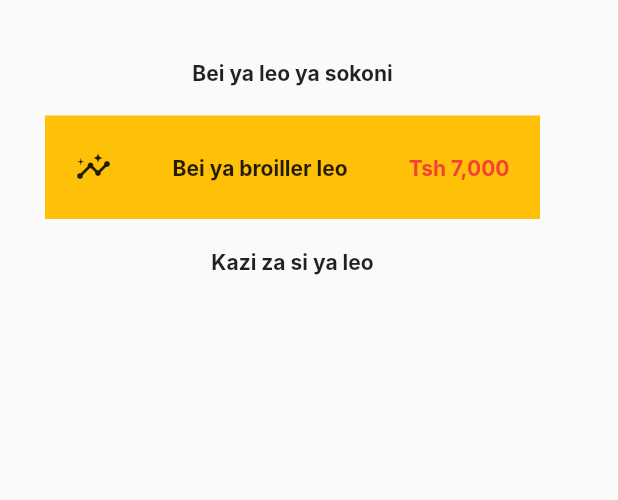
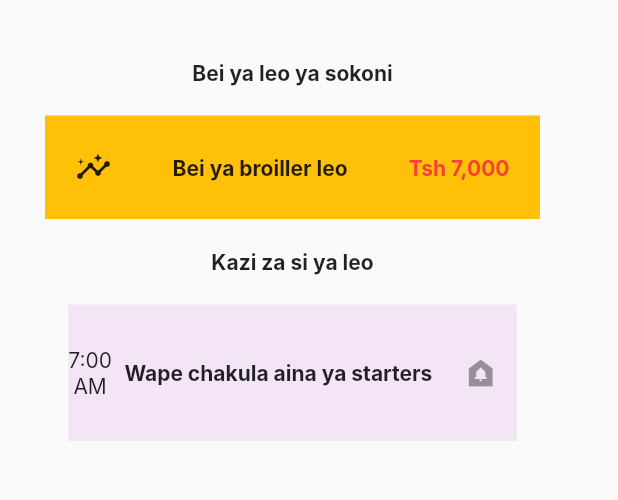
Before and after one commit to ezyerk2130/Agrikuku, a Flutter app: the screen it shows after launch, on a phone screen of 412 x 824 dp, the part 84-584 px from its top. Run offline on Flutter 3.47's test engine with Material 2 defaults, Android fonts, the phone set to English and light mode, and no system bars; Roboto replaces fonts that are missing (Inter).

Commit message:
version3

```diff
--- a/lib/main.dart
+++ b/lib/main.dart
@@ -78,7 +78,31 @@ class myHomePage extends StatelessWidget {
             ),
             SizedBox(height: 20,),
             Column(
-
+              children: [
+                Container(
+                  width: 299.0,
+                  height: 91,
+                  color: Colors.purple[50],
+                  child: Row(
+                    mainAxisAlignment: MainAxisAlignment.spaceBetween,
+                    children: [
+                      Column(
+                        mainAxisAlignment: MainAxisAlignment.center,
+                        children:const [
+                          Text('7:00'),
+                          Text('AM'),
+                        ],
+                      ),
+                      const Text('Wape chakula aina ya starters',
+                      style: TextStyle(
+                        fontWeight: FontWeight.bold ,
+                      ),
+                      ),
+                      IconButton(onPressed: null, icon: Icon(Icons.doorbell))
+                    ],
+                  ),
+                ),
+              ],
             ),
 
           ],
```
